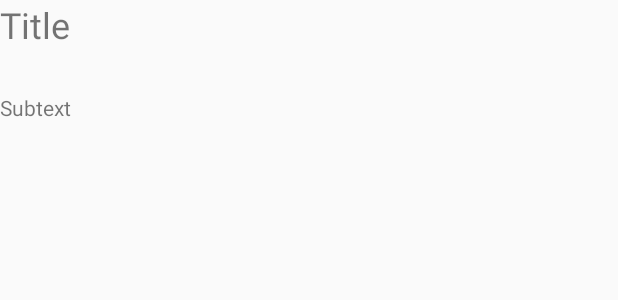
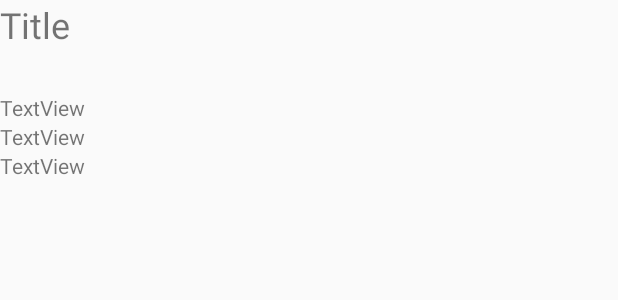
Before and after one commit to johnbaaij/Myweather, an Android app: the layout text_clicked_layout.xml on its own in the app's theme, with its tools: preview values and no code run, on a phone screen of 412 x 824 dp. Shown: the top 300 px of the screen. Run offline under Robolectric (Android 15) with nearby library versions, the phone set to English and light mode, and no system bars.

```diff
--- a/app/src/main/java/nl/johnbaaij/myweather/fragments/Locaties.java
+++ b/app/src/main/java/nl/johnbaaij/myweather/fragments/Locaties.java
@@ -25,6 +25,7 @@ public class Locaties extends Fragment {
     Activity activity;
     ListAdapter adapter;
     ListView locList;
+
 
     @Override
     public View onCreateView(LayoutInflater inflater, ViewGroup container,
--- a/app/src/main/res/layout/text_clicked_layout.xml
+++ b/app/src/main/res/layout/text_clicked_layout.xml
@@ -12,9 +12,21 @@
         android:textSize="24sp" />
 
     <TextView
-        android:id="@+id/subtext"
+        android:id="@+id/temp"
         android:layout_width="match_parent"
-        android:layout_height="62dp"
-        android:layout_weight="0.86"
-        android:text="Subtext" />
+        android:layout_height="wrap_content"
+        android:text="TextView" />
+
+    <TextView
+        android:id="@+id/minTemp"
+        android:layout_width="match_parent"
+        android:layout_height="wrap_content"
+        android:text="TextView" />
+
+    <TextView
+        android:id="@+id/maxTemp"
+        android:layout_width="match_parent"
+        android:layout_height="wrap_content"
+        android:text="TextView" />
+
 </LinearLayout>
```
Also changed, not shown: app/src/main/java/nl/johnbaaij/myweather/fragments/Text.java (+24 -10 lines).
